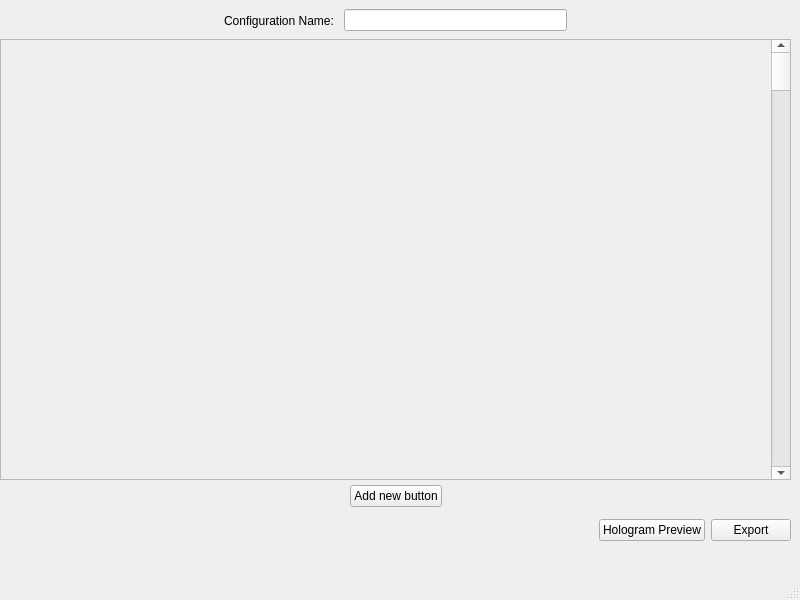
This is ConfigurationApp/configwindow.ui in HologramHomies/ConfigurationApplication as Qt 5 draws it before an edit. The edited form follows.
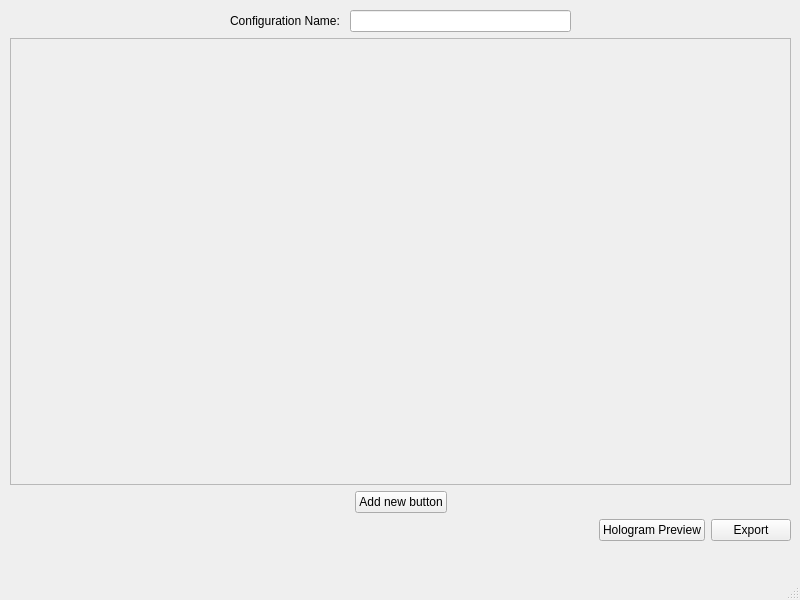
This is the edited form.

Commit message: finish add button, but need to fix the size

Patch:
```diff
--- a/ConfigurationApp/configwindow.ui
+++ b/ConfigurationApp/configwindow.ui
@@ -2,6 +2,9 @@
 <ui version="4.0">
  <class>ConfigWindow</class>
  <widget class="QMainWindow" name="ConfigWindow">
+  <property name="enabled">
+   <bool>true</bool>
+  </property>
   <property name="geometry">
    <rect>
     <x>0</x>
@@ -14,54 +17,38 @@
    <string>MainWindow</string>
   </property>
   <widget class="QWidget" name="centralwidget">
-   <widget class="QWidget" name="horizontalLayoutWidget">
-    <property name="geometry">
-     <rect>
-      <x>0</x>
-      <y>510</y>
-      <width>791</width>
-      <height>41</height>
-     </rect>
-    </property>
-    <layout class="QHBoxLayout" name="horizontalLayout">
-     <item>
-      <spacer name="horizontalSpacer">
-       <property name="orientation">
-        <enum>Qt::Horizontal</enum>
-       </property>
-       <property name="sizeHint" stdset="0">
+   <property name="enabled">
+    <bool>true</bool>
+   </property>
+   <property name="maximumSize">
+    <size>
+     <width>16777215</width>
+     <height>16777215</height>
+    </size>
+   </property>
+   <property name="baseSize">
         <size>
-         <width>30</width>
-         <height>20</height>
-        </size>
-       </property>
-      </spacer>
-     </item>
-     <item>
-      <widget class="QPushButton" name="hologramPreview_pushButton">
-       <property name="text">
-        <string>Hologram Preview</string>
-       </property>
-      </widget>
-     </item>
-     <item>
-      <widget class="QPushButton" name="export_pushButton">
-       <property name="text">
-        <string>Export</string>
-       </property>
-      </widget>
-     </item>
-    </layout>
-   </widget>
-   <widget class="QWidget" name="horizontalLayoutWidget_2">
+     <width>800</width>
+     <height>600</height>
+    </size>
+   </property>
+   <property name="tabletTracking">
+    <bool>false</bool>
+   </property>
+   <property name="acceptDrops">
+    <bool>false</bool>
+   </property>
+   <widget class="QWidget" name="verticalLayoutWidget">
     <property name="geometry">
      <rect>
-      <x>0</x>
-      <y>0</y>
-      <width>791</width>
-      <height>41</height>
+      <x>10</x>
+      <y>10</y>
+      <width>781</width>
+      <height>531</height>
      </rect>
     </property>
+    <layout class="QVBoxLayout" name="verticalLayout">
+     <item>
     <layout class="QHBoxLayout" name="horizontalLayout_2">
      <item>
       <spacer name="horizontalSpacer_5">
@@ -100,16 +87,40 @@
       </spacer>
      </item>
     </layout>
-   </widget>
-   <widget class="QWidget" name="horizontalLayoutWidget_3">
+     </item>
+     <item>
+      <widget class="QScrollArea" name="scrollArea">
+       <property name="sizePolicy">
+        <sizepolicy hsizetype="Expanding" vsizetype="Expanding">
+         <horstretch>0</horstretch>
+         <verstretch>0</verstretch>
+        </sizepolicy>
+       </property>
+       <property name="maximumSize">
+        <size>
+         <width>16777215</width>
+         <height>16777215</height>
+        </size>
+       </property>
+       <property name="sizeAdjustPolicy">
+        <enum>QAbstractScrollArea::AdjustToContents</enum>
+       </property>
+       <property name="widgetResizable">
+        <bool>true</bool>
+       </property>
+       <widget class="QWidget" name="scrollAreaWidgetContents">
     <property name="geometry">
      <rect>
       <x>0</x>
-      <y>480</y>
-      <width>791</width>
-      <height>32</height>
-     </rect>
-    </property>
+          <y>0</y>
+          <width>777</width>
+          <height>410</height>
+         </rect>
+        </property>
+       </widget>
+      </widget>
+     </item>
+     <item>
     <layout class="QHBoxLayout" name="horizontalLayout_3">
      <item>
       <spacer name="horizontalSpacer_3">
@@ -145,42 +156,39 @@
       </spacer>
      </item>
     </layout>
-   </widget>
-   <widget class="QScrollArea" name="scrollArea">
-    <property name="geometry">
-     <rect>
-      <x>0</x>
-      <y>39</y>
-      <width>791</width>
-      <height>441</height>
-     </rect>
-    </property>
-    <property name="widgetResizable">
-     <bool>true</bool>
-    </property>
-    <widget class="QWidget" name="scrollAreaWidgetContents">
-     <property name="geometry">
-      <rect>
-       <x>0</x>
-       <y>0</y>
-       <width>789</width>
-       <height>439</height>
-      </rect>
-     </property>
-     <widget class="QScrollBar" name="verticalScrollBar">
-      <property name="geometry">
-       <rect>
-        <x>770</x>
-        <y>-1</y>
-        <width>20</width>
-        <height>441</height>
-       </rect>
-      </property>
+     </item>
+     <item>
+      <layout class="QHBoxLayout" name="horizontalLayout">
+       <item>
+        <spacer name="horizontalSpacer">
       <property name="orientation">
-       <enum>Qt::Vertical</enum>
-      </property>
-     </widget>
-    </widget>
+          <enum>Qt::Horizontal</enum>
+         </property>
+         <property name="sizeHint" stdset="0">
+          <size>
+           <width>30</width>
+           <height>20</height>
+          </size>
+         </property>
+        </spacer>
+       </item>
+       <item>
+        <widget class="QPushButton" name="hologramPreview_pushButton">
+         <property name="text">
+          <string>Hologram Preview</string>
+         </property>
+        </widget>
+       </item>
+       <item>
+        <widget class="QPushButton" name="export_pushButton">
+         <property name="text">
+          <string>Export</string>
+         </property>
+        </widget>
+       </item>
+      </layout>
+     </item>
+    </layout>
    </widget>
   </widget>
   <widget class="QMenuBar" name="menubar">
```
Left out of the diff: 2 changed lines with no effect on the pictures. Lines whose indentation alone changed are shown as unchanged. The commit also changes 4 other files.
